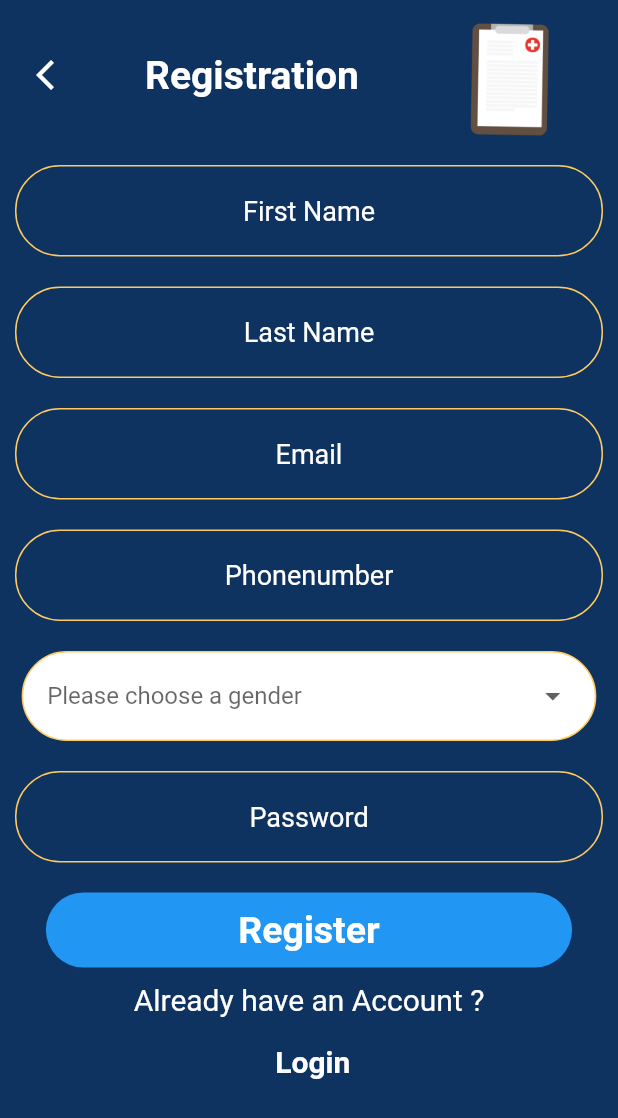
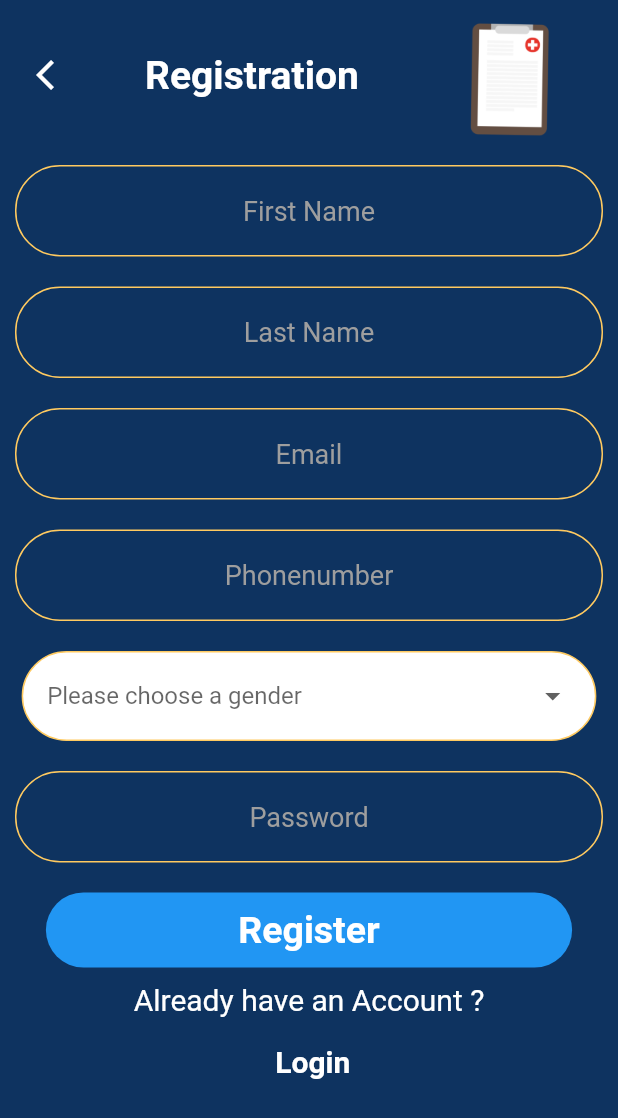
Before and after one commit to aloRanking/lassa_fever_diagnostic_system, a Flutter app: the RegistrationPage screen opened directly, on a phone screen of 412 x 824 dp. Shown: the top 1118 px of the screen. Run offline on Flutter 3.47's test engine with Material 2 defaults, Android fonts, the phone set to English and light mode, and no system bars; our stand-ins replace bloc, dio, equatable, flutter_bloc, flutter_secure_storage, rxdart and 1 more; accounts and stored records are empty; network calls fail.

Commit message:
refactor codes

```diff
--- a/lib/models/register_model.dart
+++ b/lib/models/register_model.dart
@@ -11,6 +11,7 @@ class RegUser {
    String image;
    String res_state;
    String res_home_address;
+   String error;
 
  int get getId => id;
 
@@ -67,7 +68,22 @@ class RegUser {
     this.image,
     this.res_state,
     this.res_home_address,
+    this.error
   });
+
+  RegUser.withError(String errorValue) :
+  id= 0,
+      first_name = '',
+      last_name = '',
+      email = '',
+      password = '',
+      gender = '',
+      phone_number = '',
+      image = '',
+      res_state = '',
+      res_home_address = '',
+      error= errorValue;
+
 
   RegUser copyWith({
     int id,
@@ -123,6 +139,7 @@ class RegUser {
       image: map['image'],
       res_state: map['res_state'],
       res_home_address: map['res_home_address'],
+      error: ''
     );
   }
 
--- a/lib/screens/survey_screen.dart
+++ b/lib/screens/survey_screen.dart
@@ -144,8 +144,11 @@ class _SurveyScreenState extends State<SurveyScreen> {
             children: <Widget>[
               TextFormField(
                 maxLines: 5,
+                style: TextStyle(
+                  color: Colors.white
+                ),
                 decoration: InputDecoration(
-                  hintStyle: TextStyle(color: Colors.white),
+                  hintStyle: TextStyle(color: Colors.grey),
                   hintText:
                       'Give us feedback about the app and what would you like us to add',
                   border: OutlineInputBorder(
--- a/lib/widgets/customized_form.dart
+++ b/lib/widgets/customized_form.dart
@@ -44,7 +44,7 @@ class CustomizedFormField extends StatelessWidget {
 
         decoration: InputDecoration(
           hintText: hintText,
-          hintStyle: TextStyle(color: Colors.white),
+          hintStyle: TextStyle(color: Colors.grey),
           prefixIcon: icon,
           border: OutlineInputBorder(
             borderRadius: BorderRadius.all(Radius.circular(30.0)),
@@ -70,7 +70,7 @@ class CustomizedFormField extends StatelessWidget {
           errorBorder:OutlineInputBorder(
             borderRadius: BorderRadius.all(Radius.circular(30.0)),
             borderSide: BorderSide(
-              color: Colors.redAccent,
+              color: Colors.redAccent[100],
               width: 3.0,
             ),
         ),
```
Also changed, not shown: lib/bloc/Login/Login_event.dart (+7 -2 lines).
